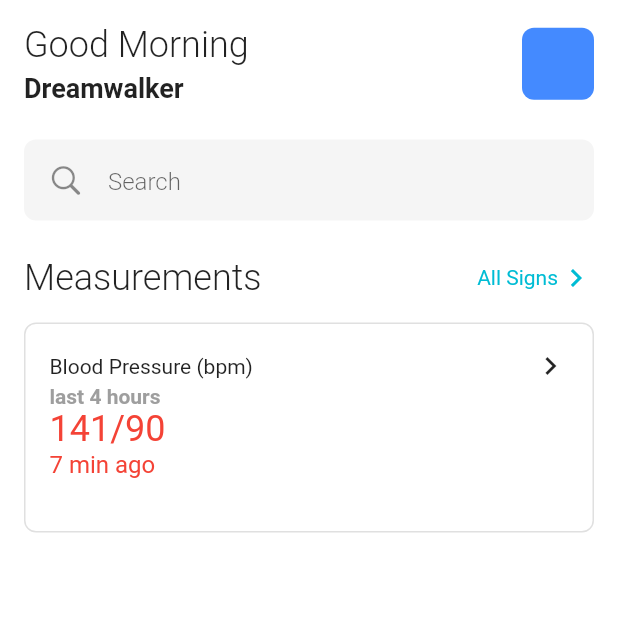
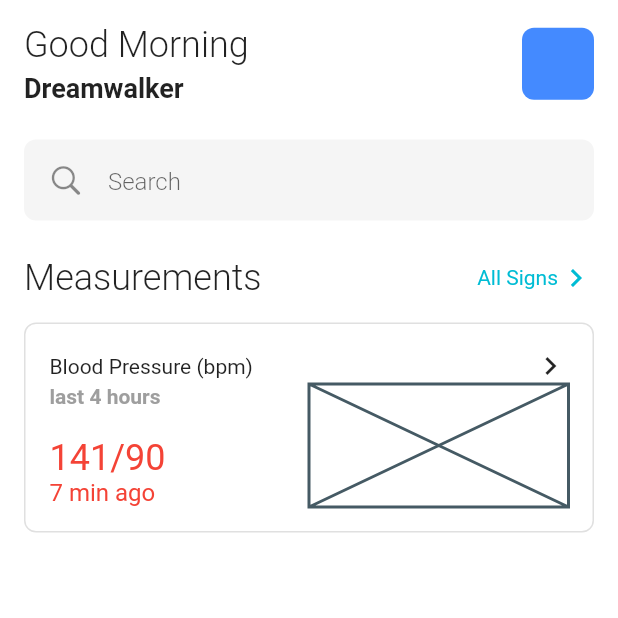
Before and after one commit to JAICHANGPARK/flutter_notebook_19th_story, a Flutter app: the screen it shows after launch, on a phone screen of 412 x 824 dp, the top half of it. Run offline on Flutter 3.47's test engine with Material 2 defaults, Android fonts, the phone set to English and light mode, and no system bars; our stand-ins replace cached_network_image, countup, fl_chart, flutter_riverpod, freezed_annotation, smooth_page_indicator and 1 more.

Commit message:
Update monitoring_main_page.dart

```diff
--- a/lib/ep1127_patient_monitoring_app/src/ui/monitoring_main_page.dart
+++ b/lib/ep1127_patient_monitoring_app/src/ui/monitoring_main_page.dart
@@ -117,16 +117,18 @@ class _MonitoringMainPageState extends State<MonitoringMainPage> {
                             children: [
                               Row(
                                 mainAxisAlignment: MainAxisAlignment.spaceBetween,
-                                children: [
+                                children: const [
                                   Text("Blood Pressure (bpm)"),
                                   Icon(Icons.keyboard_arrow_right),
                                 ],
                               ),
-                              Row(
+                              Expanded(
+                                child: Row(
                                   children: [
-                                  Column(
+                                    Expanded(
+                                      child: Column(
                                         crossAxisAlignment: CrossAxisAlignment.start,
-                                    children: [
+                                        children: const [
                                           Text(
                                             "last 4 hours",
                                             style: TextStyle(
@@ -150,9 +152,14 @@ class _MonitoringMainPageState extends State<MonitoringMainPage> {
                                             ),
                                           ),
                                         ],
-                                  )
+                                      ),
+                                    ),
+                                    Expanded(
+                                      child: Placeholder(),
+                                    ),
                                   ],
-                              )
+                                ),
+                              ),
                             ],
                           ),
                         )
```
Lines whose indentation alone changed are shown as unchanged.
